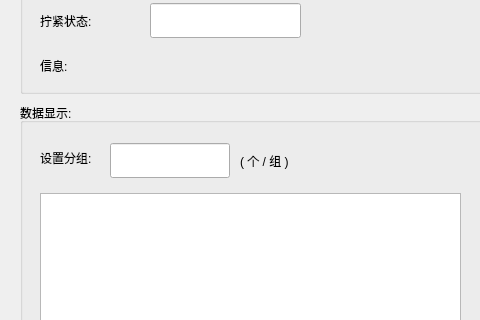
The window that serialCom/res/serialCom.ui (Arvin-He/projects) describes before a commit, drawn with Qt 5; both pictures show x 0 to 480 and y 217 to 537 of the 1024 by 768 pixel window.
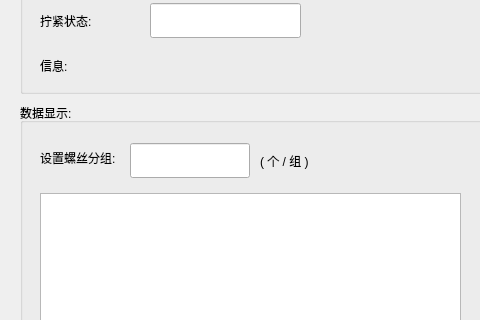
The same window after the commit.

What changed in the file:
```diff
--- a/serialCom/res/serialCom.ui
+++ b/serialCom/res/serialCom.ui
@@ -460,7 +460,7 @@
    <widget class="QLineEdit" name="groupCountEdit">
     <property name="geometry">
      <rect>
-      <x>90</x>
+      <x>110</x>
       <y>40</y>
       <width>120</width>
       <height>35</height>
@@ -517,18 +517,18 @@
      <rect>
       <x>20</x>
       <y>40</y>
-      <width>65</width>
+      <width>85</width>
       <height>30</height>
      </rect>
     </property>
     <property name="text">
-     <string>设置分组:</string>
+     <string>设置螺丝分组:</string>
     </property>
    </widget>
    <widget class="QLabel" name="label_9">
     <property name="geometry">
      <rect>
-      <x>220</x>
+      <x>240</x>
       <y>40</y>
       <width>100</width>
       <height>35</height>
```
